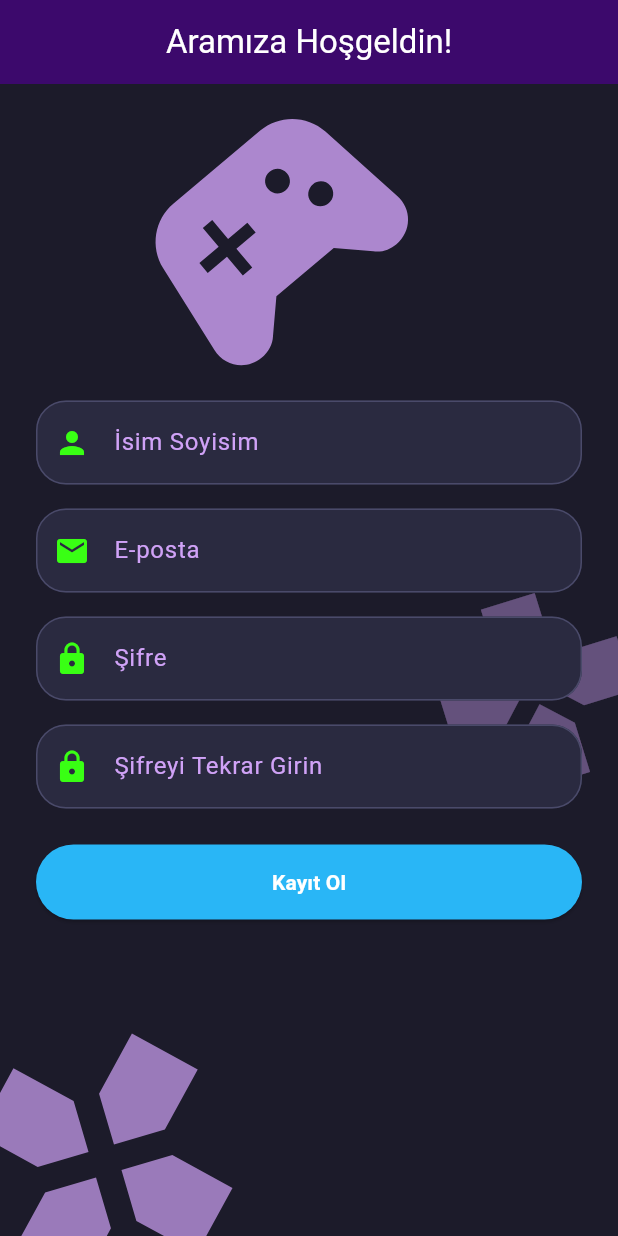
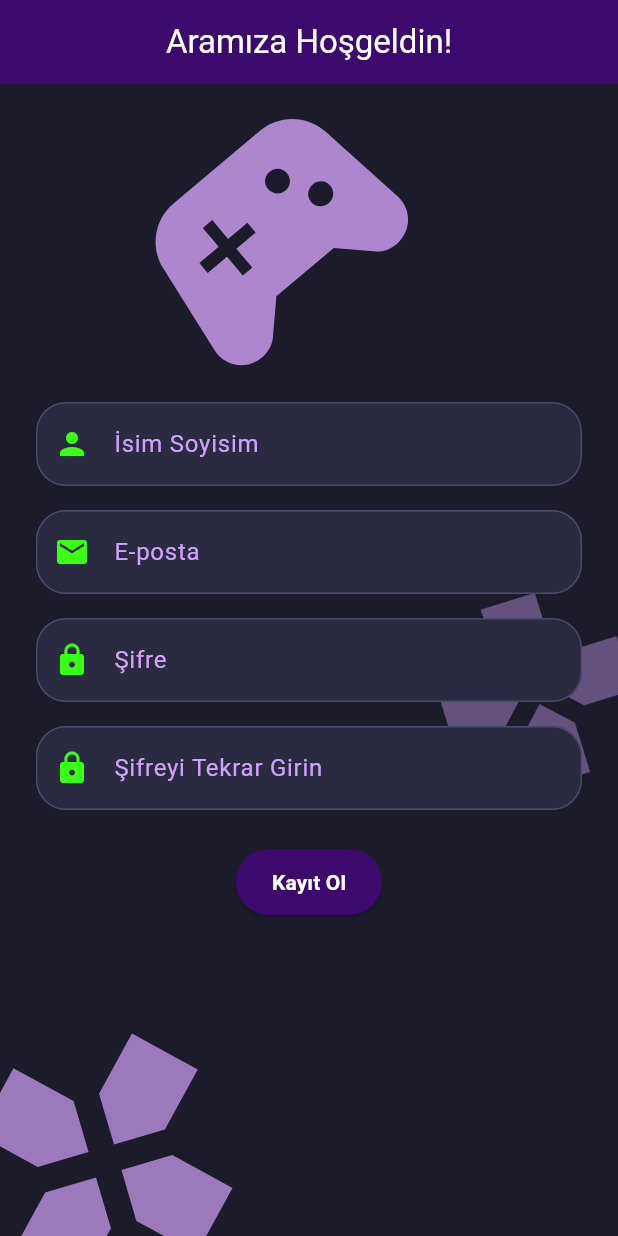
Before and after one commit to Erenakdogan/duobul, a Flutter app: the screen it shows after launch, after a tap on "Hesabınız yok mu? Kayıt olun", on a phone screen of 412 x 824 dp. Run offline on Flutter 3.47's test engine with Material 3 defaults, Android fonts, the light colour scheme and no system bars.

Commit message:
minor visual bug fix on buttons

```diff
--- a/duobul/lib/screens/register.dart
+++ b/duobul/lib/screens/register.dart
@@ -210,12 +210,6 @@ class _RegisterScreenState extends State<RegisterScreen> {
                           }
                         },
                         style: ElevatedButton.styleFrom(
-                          minimumSize: const Size(double.infinity, 50),
-                          shape: RoundedRectangleBorder(
-                            borderRadius: BorderRadius.circular(25),
-                          ),
-                          backgroundColor: Colors.lightBlue[400],
-                          foregroundColor: Colors.white,
                         ),
                         child: const Text('Kayıt Ol'),
                       ),
--- a/duobul/lib/screens/signup.dart
+++ b/duobul/lib/screens/signup.dart
@@ -167,12 +167,6 @@ class _SignUpScreenState extends State<SignUpScreen> {
                           }
                         },
                         style: ElevatedButton.styleFrom(
-                          minimumSize: const Size(double.infinity, 50),
-                          shape: RoundedRectangleBorder(
-                            borderRadius: BorderRadius.circular(25),
-                          ),
-                          backgroundColor: Colors.lightBlue[400],
-                          foregroundColor: Colors.white,
                         ),
                         child: const Text('Giriş Yap'),
                       ),
```
